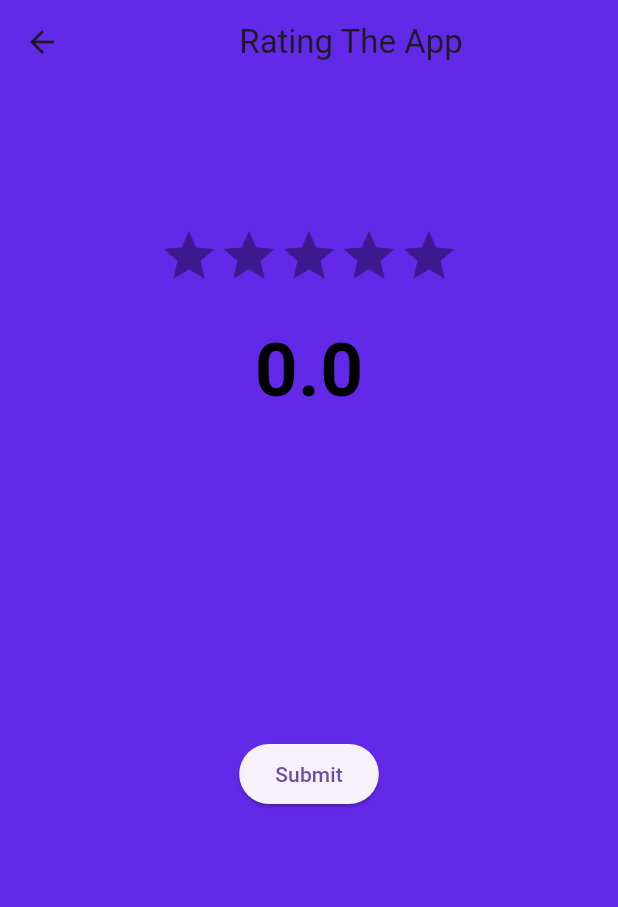
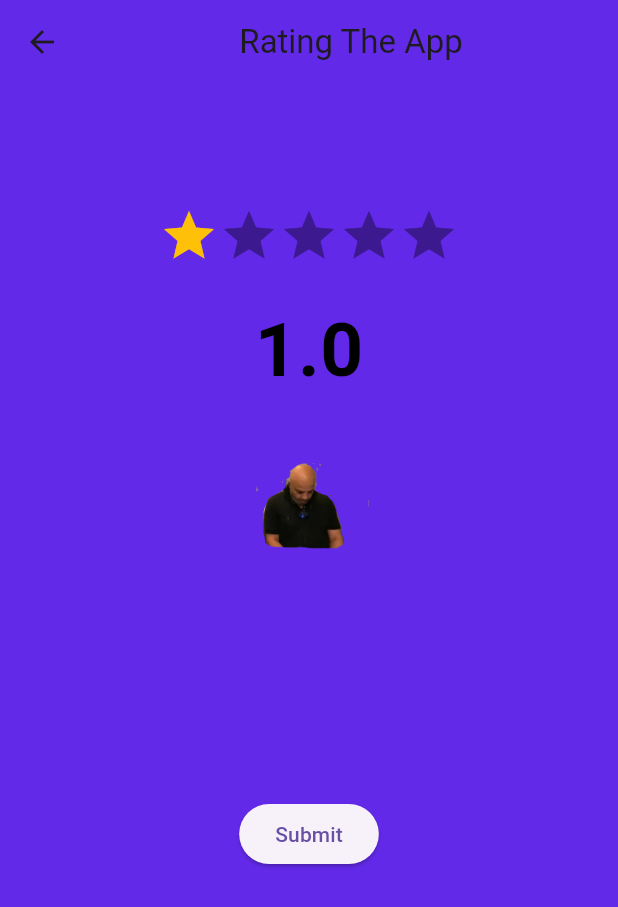
Before and after one commit to MoMo-Sarhan/chatbot, a Flutter app: the RatingPage screen opened directly, on a phone screen of 412 x 824 dp. Shown: the top 907 px of the screen. Run offline on Flutter 3.47's test engine with Material 3 defaults, Android fonts, the phone set to English and light mode, and no system bars; drawn by our look-alikes of flutter_rating_bar; our stand-ins replace google_nav_bar.

Commit message:
chage the icons of rating according to the rate

```diff
--- a/lib/screens/setting_pages/Rating_Page.dart
+++ b/lib/screens/setting_pages/Rating_Page.dart
@@ -12,7 +12,14 @@ class RatingPage extends StatefulWidget {
 }
 
 class _RatingPageState extends State<RatingPage> {
-  double rate = 0;
+  List<String> rateImage = [
+    'assets/images/rate_icons/1.png',
+    'assets/images/rate_icons/2.png',
+    'assets/images/rate_icons/3.png',
+    'assets/images/rate_icons/4.png',
+    'assets/images/rate_icons/5.png',
+  ];
+  double rate = 1;
   @override
   Widget build(BuildContext context) {
     return Scaffold(
@@ -48,6 +55,11 @@ class _RatingPageState extends State<RatingPage> {
                   color: rate == 5 ? Colors.amber : Colors.black),
             ),
           ),
+          CircleAvatar(
+            radius: 40,
+            backgroundColor: Color(0xff6229e8),
+            child: Image(image: AssetImage(rateImage[rate.toInt() - 1])),
+          ),
           Spacer(
             flex: 2,
           ),
@@ -55,7 +67,9 @@ class _RatingPageState extends State<RatingPage> {
               onPressed: () {
                 Navigator.pop(context);
               },
-              child: Text('Submit')),
+              child: Text(
+                'Submit',
+              )),
           Spacer(
             flex: 3,
           ),
--- a/pubspec.yaml
+++ b/pubspec.yaml
@@ -60,6 +60,7 @@ flutter:
   # To add assets to your application, add an assets section, like this:
   assets:
     - assets/images/
+    - assets/images/rate_icons/
 
   # An image asset can refer to one or more resolution-specific "variants", see
   # https://flutter.dev/assets-and-images/#resolution-aware
```
Also changed, not shown: assets/images/rate_icons/1.png (added), assets/images/rate_icons/2.png (added), assets/images/rate_icons/3.png (added), assets/images/rate_icons/4.png (added), assets/images/rate_icons/5.png (added).
